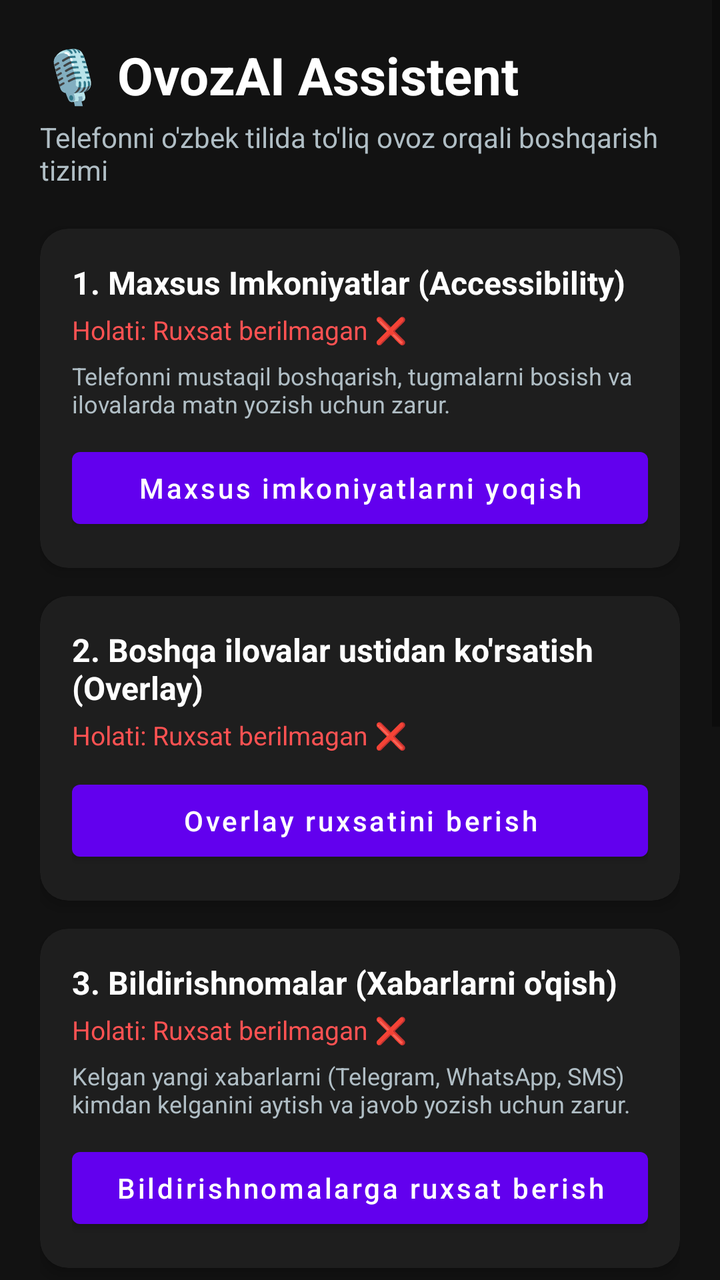
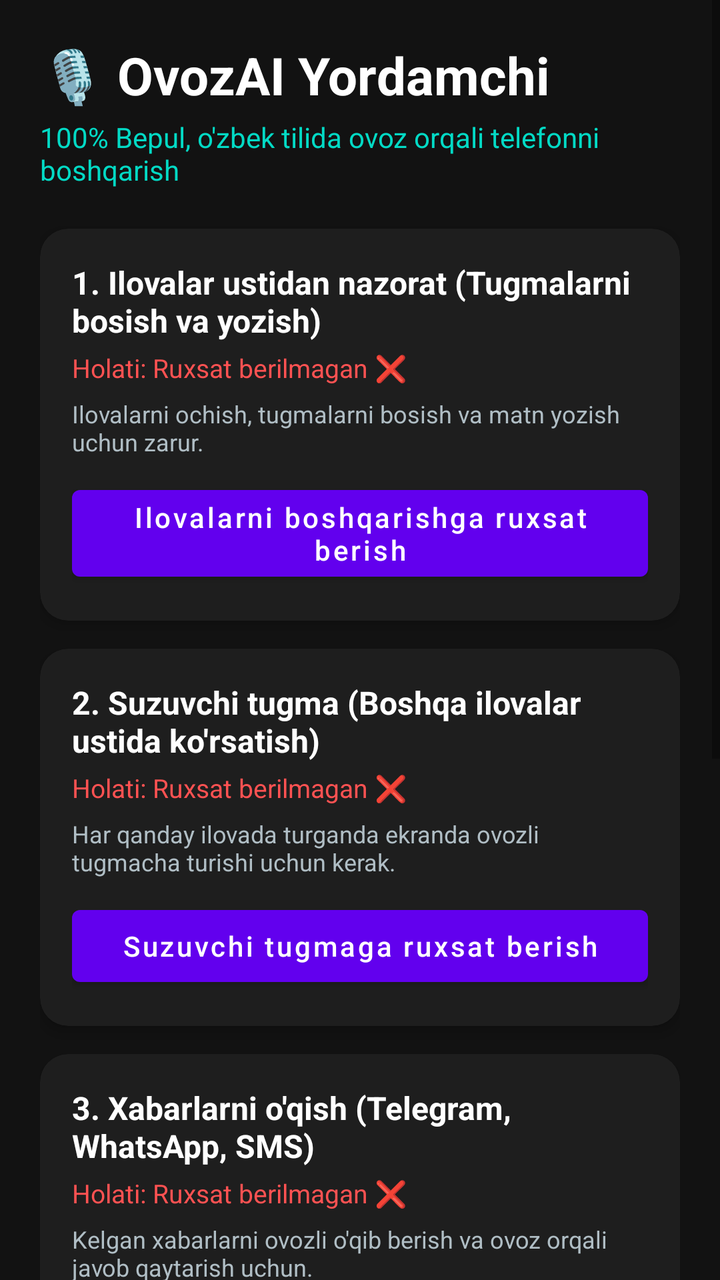

Two renders of the same Android screen: before a commit and after it. Below are the layout's source before the change and the commit's diff.
<!-- AndroidManifest.xml: application theme Theme.OvozAI -->
<!-- res/layout/activity_main.xml -->
<?xml version="1.0" encoding="utf-8"?>
<ScrollView xmlns:android="http://schemas.android.com/apk/res/android"
    xmlns:app="http://schemas.android.com/apk/res-auto"
    android:layout_width="match_parent"
    android:layout_height="match_parent"
    android:background="@color/bg_dark"
    android:fillViewport="true">

    <LinearLayout
        android:layout_width="match_parent"
        android:layout_height="wrap_content"
        android:orientation="vertical"
        android:padding="20dp">

        
        <TextView
            android:layout_width="wrap_content"
            android:layout_height="wrap_content"
            android:text="🎙 OvozAI Assistent"
            android:textColor="@color/white"
            android:textSize="26sp"
            android:textStyle="bold" />

        <TextView
            android:layout_width="wrap_content"
            android:layout_height="wrap_content"
            android:layout_marginTop="4dp"
            android:text="Telefonni o'zbek tilida to'liq ovoz orqali boshqarish tizimi"
            android:textColor="@color/text_muted"
            android:textSize="14sp" />

        
        <androidx.cardview.widget.CardView
            android:layout_width="match_parent"
            android:layout_height="wrap_content"
            android:layout_marginTop="20dp"
            app:cardBackgroundColor="@color/card_dark"
            app:cardCornerRadius="14dp"
            app:cardElevation="4dp">

            <LinearLayout
                android:layout_width="match_parent"
                android:layout_height="wrap_content"
                android:orientation="vertical"
                android:padding="16dp">

                <TextView
                    android:layout_width="wrap_content"
                    android:layout_height="wrap_content"
                    android:text="1. Maxsus Imkoniyatlar (Accessibility)"
                    android:textColor="@color/white"
                    android:textSize="16sp"
                    android:textStyle="bold" />

                <TextView
                    android:id="@+id/tvAccessibilityStatus"
                    android:layout_width="wrap_content"
                    android:layout_height="wrap_content"
                    android:layout_marginTop="4dp"
                    android:text="Holati: Ruxsat berilmagan ❌"
                    android:textColor="@color/red_inactive"
                    android:textSize="13sp" />

                <TextView
                    android:layout_width="wrap_content"
                    android:layout_height="wrap_content"
                    android:layout_marginTop="6dp"
                    android:text="Telefonni mustaqil boshqarish, tugmalarni bosish va ilovalarda matn yozish uchun zarur."
                    android:textColor="@color/text_muted"
                    android:textSize="12sp" />

                <Button
                    android:id="@+id/btnGrantAccessibility"
                    android:layout_width="match_parent"
                    android:layout_height="wrap_content"
                    android:layout_marginTop="10dp"
                    android:text="Maxsus imkoniyatlarni yoqish"
                    android:textAllCaps="false" />
            </LinearLayout>
        </androidx.cardview.widget.CardView>

        
        <androidx.cardview.widget.CardView
            android:layout_width="match_parent"
            android:layout_height="wrap_content"
            android:layout_marginTop="14dp"
            app:cardBackgroundColor="@color/card_dark"
            app:cardCornerRadius="14dp"
            app:cardElevation="4dp">

            <LinearLayout
                android:layout_width="match_parent"
                android:layout_height="wrap_content"
                android:orientation="vertical"
                android:padding="16dp">

                <TextView
                    android:layout_width="wrap_content"
                    android:layout_height="wrap_content"
                    android:text="2. Boshqa ilovalar ustidan ko'rsatish (Overlay)"
                    android:textColor="@color/white"
                    android:textSize="16sp"
                    android:textStyle="bold" />

                <TextView
                    android:id="@+id/tvOverlayStatus"
                    android:layout_width="wrap_content"
                    android:layout_height="wrap_content"
                    android:layout_marginTop="4dp"
                    android:text="Holati: Ruxsat berilmagan ❌"
                    android:textColor="@color/red_inactive"
                    android:textSize="13sp" />

                <Button
                    android:id="@+id/btnGrantOverlay"
                    android:layout_width="match_parent"
                    android:layout_height="wrap_content"
                    android:layout_marginTop="10dp"
                    android:text="Overlay ruxsatini berish"
                    android:textAllCaps="false" />
            </LinearLayout>
        </androidx.cardview.widget.CardView>

        
        <androidx.cardview.widget.CardView
            android:layout_width="match_parent"
            android:layout_height="wrap_content"
            android:layout_marginTop="14dp"
            app:cardBackgroundColor="@color/card_dark"
            app:cardCornerRadius="14dp"
            app:cardElevation="4dp">

            <LinearLayout
                android:layout_width="match_parent"
                android:layout_height="wrap_content"
                android:orientation="vertical"
                android:padding="16dp">

                <TextView
                    android:layout_width="wrap_content"
                    android:layout_height="wrap_content"
                    android:text="3. Bildirishnomalar (Xabarlarni o'qish)"
                    android:textColor="@color/white"
                    android:textSize="16sp"
                    android:textStyle="bold" />

                <TextView
                    android:id="@+id/tvNotificationStatus"
                    android:layout_width="wrap_content"
                    android:layout_height="wrap_content"
                    android:layout_marginTop="4dp"
                    android:text="Holati: Ruxsat berilmagan ❌"
                    android:textColor="@color/red_inactive"
                    android:textSize="13sp" />

                <TextView
                    android:layout_width="wrap_content"
                    android:layout_height="wrap_content"
                    android:layout_marginTop="6dp"
                    android:text="Kelgan yangi xabarlarni (Telegram, WhatsApp, SMS) kimdan kelganini aytish va javob yozish uchun zarur."
                    android:textColor="@color/text_muted"
                    android:textSize="12sp" />

                <Button
                    android:id="@+id/btnGrantNotification"
                    android:layout_width="match_parent"
                    android:layout_height="wrap_content"
                    android:layout_marginTop="10dp"
                    android:text="Bildirishnomalarga ruxsat berish"
                    android:textAllCaps="false" />
            </LinearLayout>
        </androidx.cardview.widget.CardView>

        
        <androidx.cardview.widget.CardView
            android:layout_width="match_parent"
            android:layout_height="wrap_content"
            android:layout_marginTop="14dp"
            app:cardBackgroundColor="@color/card_dark"
            app:cardCornerRadius="14dp"
            app:cardElevation="4dp">

            <LinearLayout
                android:layout_width="match_parent"
                android:layout_height="wrap_content"
                android:orientation="vertical"
                android:padding="16dp">

                <TextView
                    android:layout_width="wrap_content"
                    android:layout_height="wrap_content"
                    android:text="4. Mikrofon ruxsati"
                    android:textColor="@color/white"
                    android:textSize="16sp"
                    android:textStyle="bold" />

                <TextView
                    android:id="@+id/tvMicStatus"
                    android:layout_width="wrap_content"
                    android:layout_height="wrap_content"
                    android:layout_marginTop="4dp"
                    android:text="Holati: Ruxsat berilmagan ❌"
                    android:textColor="@color/red_inactive"
                    android:textSize="13sp" />

                <Button
                    android:id="@+id/btnGrantMic"
                    android:layout_width="match_parent"
                    android:layout_height="wrap_content"
                    android:layout_marginTop="10dp"
                    android:text="Mikrofonga ruxsat berish"
                    android:textAllCaps="false" />
            </LinearLayout>
        </androidx.cardview.widget.CardView>

        
        <androidx.cardview.widget.CardView
            android:layout_width="match_parent"
            android:layout_height="wrap_content"
            android:layout_marginTop="14dp"
            app:cardBackgroundColor="@color/card_dark"
            app:cardCornerRadius="14dp"
            app:cardElevation="4dp">

            <LinearLayout
                android:layout_width="match_parent"
                android:layout_height="wrap_content"
                android:orientation="vertical"
                android:padding="16dp">

                <TextView
                    android:layout_width="wrap_content"
                    android:layout_height="wrap_content"
                    android:text="5. Gemini AI Kaliti (Google AI Studio)"
                    android:textColor="@color/white"
                    android:textSize="16sp"
                    android:textStyle="bold" />

                <EditText
                    android:id="@+id/etApiKey"
                    android:layout_width="match_parent"
                    android:layout_height="wrap_content"
                    android:layout_marginTop="8dp"
                    android:backgroundTint="@color/teal_accent"
                    android:hint="AIzaSy..."
                    android:inputType="textPassword"
                    android:textColor="@color/white"
                    android:textColorHint="@color/text_muted" />

                <Button
                    android:id="@+id/btnSaveApiKey"
                    android:layout_width="match_parent"
                    android:layout_height="wrap_content"
                    android:layout_marginTop="8dp"
                    android:text="Kalitni saqlash"
                    android:textAllCaps="false" />
            </LinearLayout>
        </androidx.cardview.widget.CardView>

        
        <Button
            android:id="@+id/btnToggleFloatingAssistant"
            android:layout_width="match_parent"
            android:layout_height="60dp"
            android:layout_marginTop="20dp"
            android:backgroundTint="@color/green_active"
            android:text="🚀 Ovozli Yordamchini Ishga Tushirish"
            android:textColor="@color/black"
            android:textSize="16sp"
            android:textStyle="bold" />

        
        <TextView
            android:id="@+id/tvLiveLog"
            android:layout_width="match_parent"
            android:layout_height="wrap_content"
            android:layout_marginTop="16dp"
            android:background="@color/card_dark"
            android:padding="12dp"
            android:text="Tizim holati: Barcha ruxsatlarni berib, xizmatni ishga tushiring."
            android:textColor="@color/teal_accent"
            android:textSize="13sp" />

    </LinearLayout>
</ScrollView>
<!-- resources referenced by this layout -->
<resources>
  <color name="bg_dark">#121212</color>
  <color name="black">#FF000000</color>
  <color name="card_dark">#1E1E1E</color>
  <color name="green_active">#00E676</color>
  <color name="red_inactive">#FF5252</color>
  <color name="teal_accent">#03DAC5</color>
  <color name="text_muted">#B0BEC5</color>
  <color name="white">#FFFFFFFF</color>
  <style name="Theme.OvozAI" parent="Theme.MaterialComponents.DayNight.NoActionBar">
          <item name="colorPrimary">@color/purple_primary</item>
          <item name="colorPrimaryVariant">@color/purple_dark</item>
          <item name="colorOnPrimary">@color/white</item>
          <item name="colorSecondary">@color/teal_accent</item>
          <item name="android:statusBarColor">@color/bg_dark</item>
          <item name="android:windowBackground">@color/bg_dark</item>
      </style>
  <color name="purple_primary">#6200EE</color>
  <color name="purple_dark">#3700B3</color>
</resources>

<!-- the commit's change to res/layout/activity_main.xml (unified diff, before → after) -->
@@ -16,7 +16,7 @@
         <TextView
             android:layout_width="wrap_content"
             android:layout_height="wrap_content"
-            android:text="🎙 OvozAI Assistent"
+            android:text="🎙 OvozAI Yordamchi"
             android:textColor="@color/white"
             android:textSize="26sp"
             android:textStyle="bold" />
@@ -25,8 +25,8 @@
             android:layout_width="wrap_content"
             android:layout_height="wrap_content"
             android:layout_marginTop="4dp"
-            android:text="Telefonni o'zbek tilida to'liq ovoz orqali boshqarish tizimi"
-            android:textColor="@color/text_muted"
+            android:text="100% Bepul, o'zbek tilida ovoz orqali telefonni boshqarish"
+            android:textColor="@color/teal_accent"
             android:textSize="14sp" />
 
         
@@ -47,7 +47,7 @@
                 <TextView
                     android:layout_width="wrap_content"
                     android:layout_height="wrap_content"
-                    android:text="1. Maxsus Imkoniyatlar (Accessibility)"
+                    android:text="1. Ilovalar ustidan nazorat (Tugmalarni bosish va yozish)"
                     android:textColor="@color/white"
                     android:textSize="16sp"
                     android:textStyle="bold" />
@@ -65,7 +65,7 @@
                     android:layout_width="wrap_content"
                     android:layout_height="wrap_content"
                     android:layout_marginTop="6dp"
-                    android:text="Telefonni mustaqil boshqarish, tugmalarni bosish va ilovalarda matn yozish uchun zarur."
+                    android:text="Ilovalarni ochish, tugmalarni bosish va matn yozish uchun zarur."
                     android:textColor="@color/text_muted"
                     android:textSize="12sp" />
 
@@ -74,7 +74,7 @@
                     android:layout_width="match_parent"
                     android:layout_height="wrap_content"
                     android:layout_marginTop="10dp"
-                    android:text="Maxsus imkoniyatlarni yoqish"
+                    android:text="Ilovalarni boshqarishga ruxsat berish"
                     android:textAllCaps="false" />
             </LinearLayout>
         </androidx.cardview.widget.CardView>
@@ -97,7 +97,7 @@
                 <TextView
                     android:layout_width="wrap_content"
                     android:layout_height="wrap_content"
-                    android:text="2. Boshqa ilovalar ustidan ko'rsatish (Overlay)"
+                    android:text="2. Suzuvchi tugma (Boshqa ilovalar ustida ko'rsatish)"
                     android:textColor="@color/white"
                     android:textSize="16sp"
                     android:textStyle="bold" />
@@ -111,12 +111,20 @@
                     android:textColor="@color/red_inactive"
                     android:textSize="13sp" />
 
+                <TextView
+                    android:layout_width="wrap_content"
+                    android:layout_height="wrap_content"
+                    android:layout_marginTop="6dp"
+                    android:text="Har qanday ilovada turganda ekranda ovozli tugmacha turishi uchun kerak."
+                    android:textColor="@color/text_muted"
+                    android:textSize="12sp" />
+
                 <Button
                     android:id="@+id/btnGrantOverlay"
                     android:layout_width="match_parent"
                     android:layout_height="wrap_content"
                     android:layout_marginTop="10dp"
-                    android:text="Overlay ruxsatini berish"
+                    android:text="Suzuvchi tugmaga ruxsat berish"
                     android:textAllCaps="false" />
             </LinearLayout>
         </androidx.cardview.widget.CardView>
@@ -139,7 +147,7 @@
                 <TextView
                     android:layout_width="wrap_content"
                     android:layout_height="wrap_content"
-                    android:text="3. Bildirishnomalar (Xabarlarni o'qish)"
+                    android:text="3. Xabarlarni o'qish (Telegram, WhatsApp, SMS)"
                     android:textColor="@color/white"
                     android:textSize="16sp"
                     android:textStyle="bold" />
@@ -157,7 +165,7 @@
                     android:layout_width="wrap_content"
                     android:layout_height="wrap_content"
                     android:layout_marginTop="6dp"
-                    android:text="Kelgan yangi xabarlarni (Telegram, WhatsApp, SMS) kimdan kelganini aytish va javob yozish uchun zarur."
+                    android:text="Kelgan xabarlarni ovozli o'qib berish va ovoz orqali javob qaytarish uchun."
                     android:textColor="@color/text_muted"
                     android:textSize="12sp" />
 
@@ -166,7 +174,7 @@
                     android:layout_width="match_parent"
                     android:layout_height="wrap_content"
                     android:layout_marginTop="10dp"
-                    android:text="Bildirishnomalarga ruxsat berish"
+                    android:text="Xabarlarni o'qishga ruxsat berish"
                     android:textAllCaps="false" />
             </LinearLayout>
         </androidx.cardview.widget.CardView>
@@ -189,70 +197,34 @@
                 <TextView
                     android:layout_width="wrap_content"
                     android:layout_height="wrap_content"
-                    android:text="4. Mikrofon ruxsati"
-                    android:textColor="@color/white"
-                    android:textSize="16sp"
-                    android:textStyle="bold" />
-
-                <TextView
-                    android:id="@+id/tvMicStatus"
-                    android:layout_width="wrap_content"
-                    android:layout_height="wrap_content"
-                    android:layout_marginTop="4dp"
-                    android:text="Holati: Ruxsat berilmagan ❌"
-                    android:textColor="@color/red_inactive"
-                    android:textSize="13sp" />
-
-                <Button
-                    android:id="@+id/btnGrantMic"
-                    android:layout_width="match_parent"
-                    android:layout_height="wrap_content"
-                    android:layout_marginTop="10dp"
-                    android:text="Mikrofonga ruxsat berish"
-                    android:textAllCaps="false" />
-            </LinearLayout>
-        </androidx.cardview.widget.CardView>
-
-        
-        <androidx.cardview.widget.CardView
-            android:layout_width="match_parent"
-            android:layout_height="wrap_content"
-            android:layout_marginTop="14dp"
-            app:cardBackgroundColor="@color/card_dark"
-            app:cardCornerRadius="14dp"
-            app:cardElevation="4dp">
-
-            <LinearLayout
-                android:layout_width="match_parent"
-                android:layout_height="wrap_content"
-                android:orientation="vertical"
-                android:padding="16dp">
-
-                <TextView
-                    android:layout_width="wrap_content"
-                    android:layout_height="wrap_content"
-                    android:text="5. Gemini AI Kaliti (Google AI Studio)"
-                    android:textColor="@color/white"
-                    android:textSize="16sp"
-                    android:textStyle="bold" />
-
-                <EditText
-                    android:id="@+id/etApiKey"
-                    android:layout_width="match_parent"
-                    android:layout_height="wrap_content"
-                    android:layout_marginTop="8dp"
-                    android:backgroundTint="@color/teal_accent"
-                    android:hint="AIzaSy..."
-                    android:inputType="textPassword"
-                    android:textColor="@color/white"
-                    android:textColorHint="@color/text_muted" />
-
-                <Button
-                    android:id="@+id/btnSaveApiKey"
-                    android:layout_width="match_parent"
-                    android:layout_height="wrap_content"
-                    android:layout_marginTop="8dp"
-                    android:text="Kalitni saqlash"
+                    android:text="4. Ovoz, Fonar/Kamera va Telefon qilish"
+                    android:textColor="@color/white"
+                    android:textSize="16sp"
+                    android:textStyle="bold" />
+
+                <TextView
+                    android:id="@+id/tvDirectPermissionsStatus"
+                    android:layout_width="wrap_content"
+                    android:layout_height="wrap_content"
+                    android:layout_marginTop="4dp"
+                    android:text="Holati: Ruxsat berilmagan ❌"
+                    android:textColor="@color/red_inactive"
+                    android:textSize="13sp" />
+
+                <TextView
+                    android:layout_width="wrap_content"
+                    android:layout_height="wrap_content"
+                    android:layout_marginTop="6dp"
+                    android:text="Ovozni eshitish, fonar yoqish, rasmga olish va qo'ng'iroq qilish uchun."
+                    android:textColor="@color/text_muted"
+                    android:textSize="12sp" />
+
+                <Button
+                    android:id="@+id/btnGrantDirectPermissions"
+                    android:layout_width="match_parent"
+                    android:layout_height="wrap_content"
+                    android:layout_marginTop="10dp"
+                    android:text="Ovoz, Kamera va Qo'ng'iroqqa ruxsat berish"
                     android:textAllCaps="false" />
             </LinearLayout>
         </androidx.cardview.widget.CardView>
@@ -277,7 +249,7 @@
             android:layout_marginTop="16dp"
             android:background="@color/card_dark"
             android:padding="12dp"
-            android:text="Tizim holati: Barcha ruxsatlarni berib, xizmatni ishga tushiring."
+            android:text="Tizim 100% bepul. Kerakli ruxsatlarni berib, ishga tushirish tugmasini bosing."
             android:textColor="@color/teal_accent"
             android:textSize="13sp" />
 
